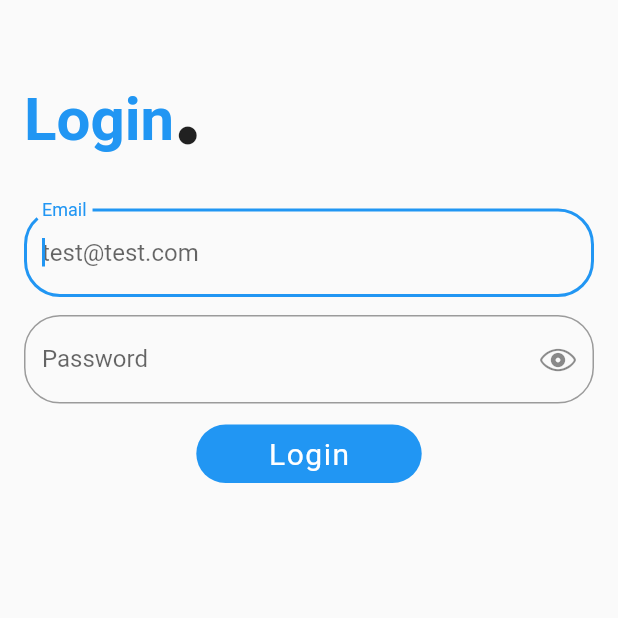
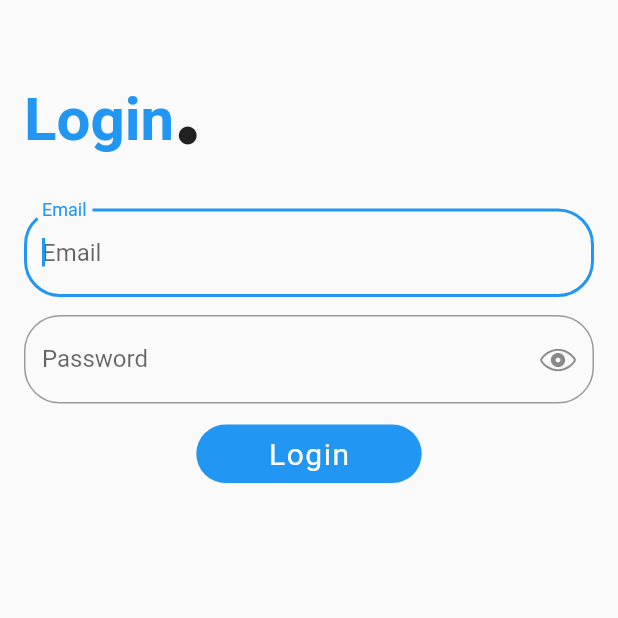
Before and after one commit to IAmPepsi/News_App, a Flutter app: the screen it shows after launch, on a phone screen of 412 x 824 dp, the top half of it. Run offline on Flutter 3.47's test engine with Material 2 defaults, Android fonts, the phone set to English and light mode, and no system bars; our stand-ins replace cloud_firestore, firebase_auth, firebase_core, firebase_storage, fluttertoast, image_picker and 1 more; accounts and stored records are empty.

Commit message:
Paar Änderungen.

```diff
--- a/lib/screens/auth/login_screen.dart
+++ b/lib/screens/auth/login_screen.dart
@@ -55,7 +55,7 @@ class _LoginScreenState extends State<LoginScreen> {
               CustomTextFormField(
                 title: 'Email',
                 controller: _email,
-                hint: 'test@test.com',
+                hint: 'Email',
                 validator: (String? value) => CustomValidator.email(value),
                 autoFocus: true,
               ),
```
Also changed, not shown: pubspec.lock, 1 other file.
